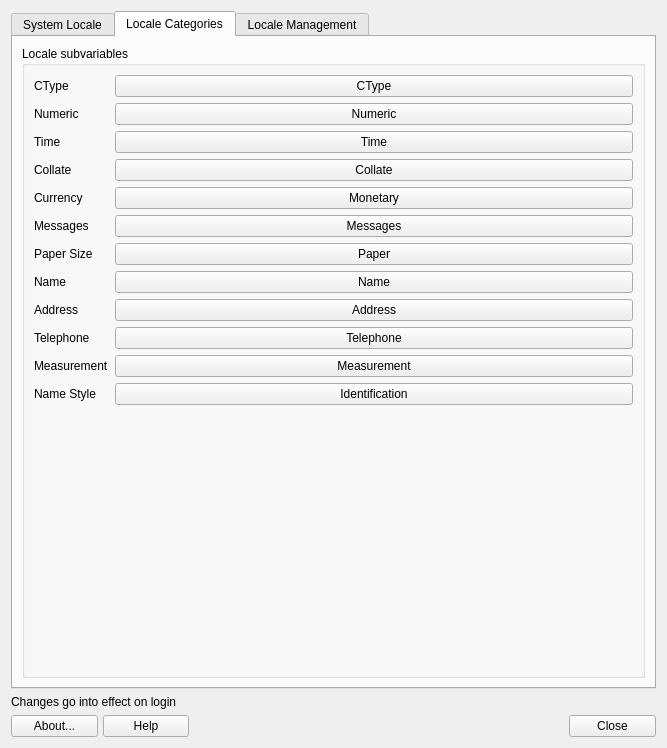
Before: the Qt Designer form mainwindow.ui in dolphinoracle/mx-locale, drawn with Qt 5.
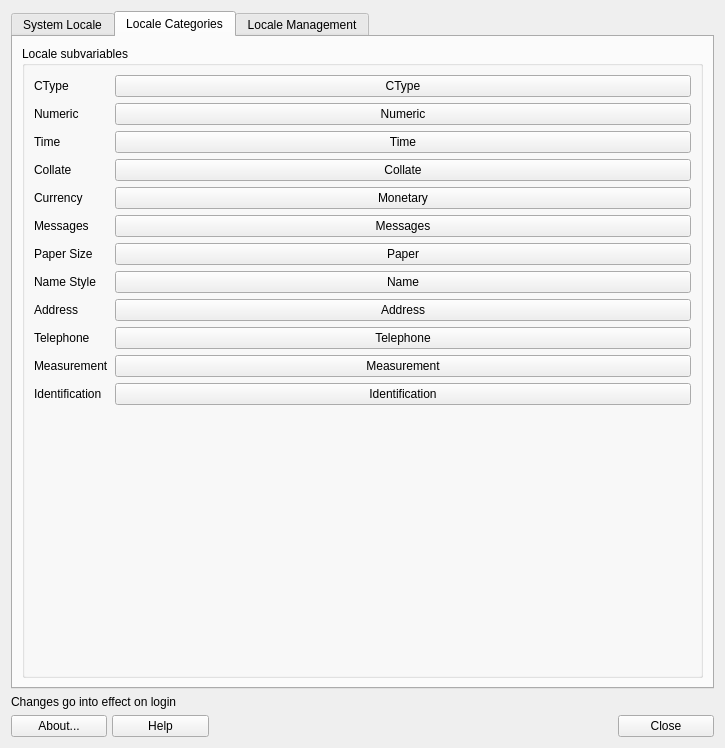
After: the same form once the commit is applied. The open tabs and pages were chosen to show the change. Icons and pictures are not drawn.

Commit message: hide ctype and identification by default, add --full-categories switch

```diff
--- a/mainwindow.ui
+++ b/mainwindow.ui
@@ -6,7 +6,7 @@
    <rect>
     <x>0</x>
     <y>0</y>
-    <width>667</width>
+    <width>725</width>
     <height>748</height>
    </rect>
   </property>
@@ -332,7 +332,7 @@
           <item row="7" column="0">
            <widget class="QLabel" name="label_9">
             <property name="text">
-             <string>Name</string>
+             <string>Name Style</string>
             </property>
            </widget>
           </item>
@@ -388,7 +388,7 @@
           <item row="11" column="0">
            <widget class="QLabel" name="label_13">
             <property name="text">
-             <string>Name Style</string>
+             <string>Identification</string>
             </property>
            </widget>
           </item>
```
Left out of the diff: 6 changed lines with no effect on the pictures. The commit also changes 2 other files.
